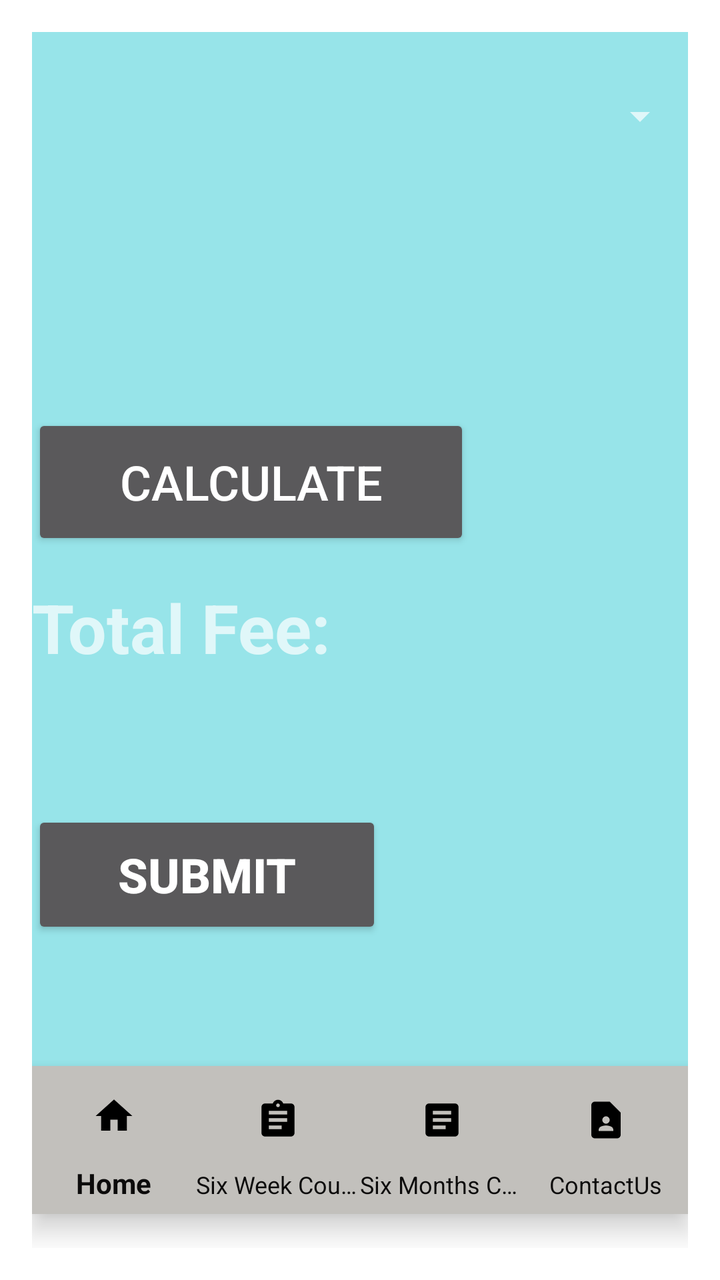
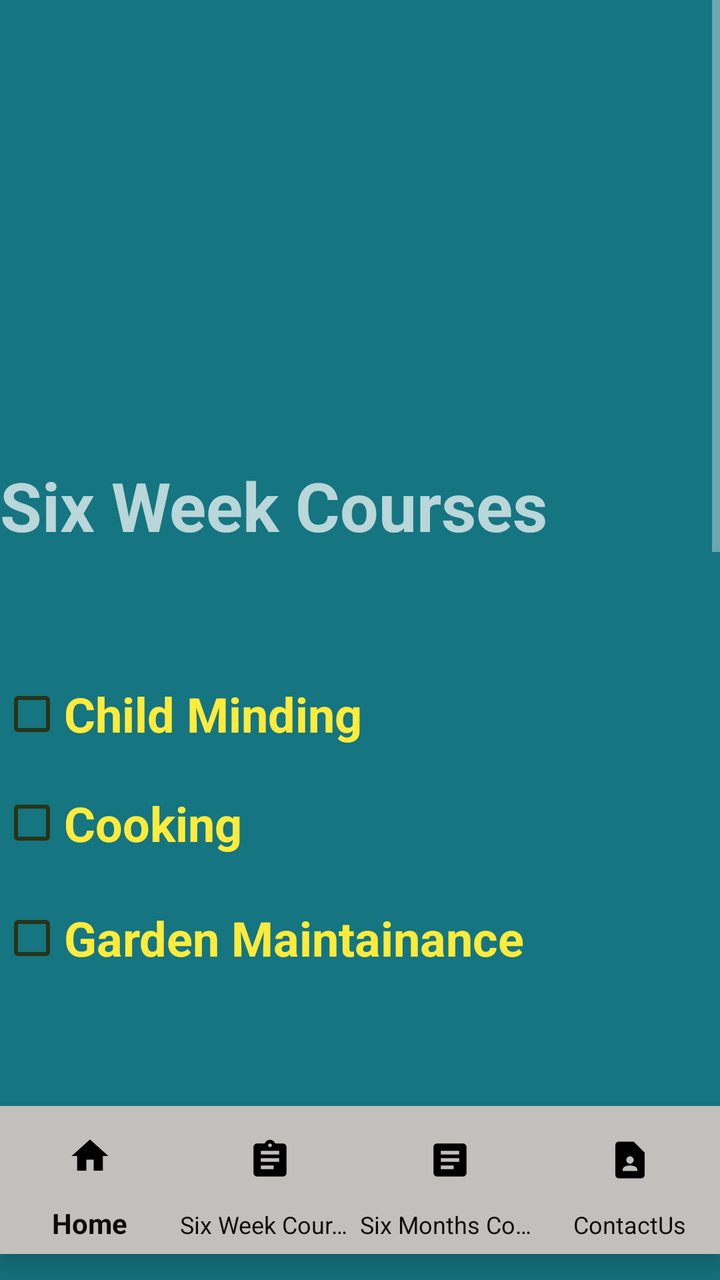

Screens rendered from an Android XML layout before and after an edit, with the pre-edit source and the edit as a unified diff.
<!-- AndroidManifest.xml: application theme Theme.AppCompat -->
<!-- res/layout/activity_checkout_page.xml -->
<?xml version="1.0" encoding="utf-8"?>
<RelativeLayout xmlns:android="http://schemas.android.com/apk/res/android"
    xmlns:app="http://schemas.android.com/apk/res-auto"
    xmlns:tools="http://schemas.android.com/tools"
    android:layout_width="match_parent"
    android:layout_height="match_parent"
    android:background="#FFFFFF"
    android:paddingLeft="16dp"
    android:paddingTop="16dp"
    android:paddingRight="16dp"
    android:paddingBottom="16dp"
    tools:context=".CheckoutPage">

    <FrameLayout
        android:id="@+id/container"
        android:layout_width="match_parent"
        android:layout_height="match_parent"
        android:layout_above="@id/bottomNav"
        android:background="#97e4e9" />
    <Spinner
        android:id="@+id/spinnerLevel"
        android:layout_width="377dp"
        android:layout_height="84dp"
        android:layout_marginBottom="16dp" />

    <Button
        android:id="@+id/calculateButton"
        android:layout_width="219dp"
        android:layout_height="68dp"
        android:layout_below="@id/spinnerLevel"
        android:layout_marginTop="91dp"
        android:text="Calculate"
        android:textSize="24sp" />

    <TextView
        android:id="@+id/totalFeeTextView"
        android:layout_width="wrap_content"
        android:layout_height="wrap_content"
        android:layout_below="@id/calculateButton"
        android:layout_marginTop="16dp"
        android:text="Total Fee: "
        android:textSize="34sp"
        android:textStyle="bold" />

    <Button
        android:id="@+id/submitButton"
        android:layout_width="175dp"
        android:layout_height="64dp"
        android:layout_below="@id/totalFeeTextView"
        android:layout_marginTop="69dp"
        android:text="Submit"
        android:textSize="24sp"
        android:textStyle="bold" />

    <Button
        android:id="@+id/backButton"
        android:layout_width="185dp"
        android:layout_height="65dp"
        android:layout_below="@id/submitButton"
        android:layout_marginTop="61dp"
        android:text="Back"
        android:textSize="24sp"
        android:textStyle="bold" />

    <Button
        android:id="@+id/nextButton"
        android:layout_width="180dp"
        android:layout_height="67dp"
        android:layout_below="@id/backButton"
        android:layout_marginTop="49dp"
        android:text="Next"
        android:textSize="24sp"
        android:textStyle="bold" />

    <com.google.android.material.bottomnavigation.BottomNavigationView
        android:id="@+id/bottomNav"
        android:layout_width="match_parent"
        android:layout_height="74dp"
        android:layout_alignParentBottom="true"
        android:layout_marginBottom="17dp"
        android:background="#c2c0bc"
        android:scrollIndicators="left"
        app:itemIconSize="38dp"
        app:itemIconTint="@color/black"
        app:itemTextColor="#0C0B0B"
        app:labelVisibilityMode="labeled"
        app:layout_constraintBottom_toBottomOf="parent"
        app:layout_constraintEnd_toEndOf="parent"
        app:layout_constraintHorizontal_bias="0.5"
        app:layout_constraintStart_toStartOf="parent"
        app:menu="@menu/nav_menu" />
</RelativeLayout>
<!-- resources referenced by this layout -->
<resources>
  <color name="black">#FF000000</color>
</resources>

<!-- the commit's change to res/layout/activity_checkout_page.xml (unified diff, before → after) -->
@@ -4,80 +4,107 @@
     xmlns:tools="http://schemas.android.com/tools"
     android:layout_width="match_parent"
     android:layout_height="match_parent"
-    android:background="#FFFFFF"
-    android:paddingLeft="16dp"
-    android:paddingTop="16dp"
-    android:paddingRight="16dp"
-    android:paddingBottom="16dp"
+    android:background="#157581"
     tools:context=".CheckoutPage">
 
-    <FrameLayout
-        android:id="@+id/container"
+    <ScrollView
+        android:id="@+id/scrollView2"
         android:layout_width="match_parent"
-        android:layout_height="match_parent"
-        android:layout_above="@id/bottomNav"
-        android:background="#97e4e9" />
-    <Spinner
-        android:id="@+id/spinnerLevel"
-        android:layout_width="377dp"
-        android:layout_height="84dp"
-        android:layout_marginBottom="16dp" />
+        android:layout_height="wrap_content"
+        android:layout_above="@+id/bottomNav"
+        android:layout_alignParentStart="true"
+        android:layout_alignParentTop="true"
+        android:layout_alignParentEnd="true"
+        android:layout_marginStart="0dp"
+        android:layout_marginTop="0dp"
+        android:layout_marginEnd="0dp"
+        android:layout_marginBottom="14dp"
+        android:background="#97E4E9"
+        android:fillViewport="true"
+        app:layout_constraintBottom_toBottomOf="parent"
+        app:layout_constraintEnd_toEndOf="parent"
+        app:layout_constraintHorizontal_bias="0.0"
+        app:layout_constraintStart_toStartOf="parent"
+        app:layout_constraintTop_toTopOf="parent"
+        app:layout_constraintVertical_bias="1.0">
 
-    <Button
-        android:id="@+id/calculateButton"
-        android:layout_width="219dp"
-        android:layout_height="68dp"
-        android:layout_below="@id/spinnerLevel"
-        android:layout_marginTop="91dp"
-        android:text="Calculate"
-        android:textSize="24sp" />
+        <FrameLayout
+            android:id="@+id/container"
+            android:layout_width="match_parent"
+            android:layout_height="match_parent"
+            android:layout_above="@id/bottomNav"
+            android:background="#157581">
 
-    <TextView
-        android:id="@+id/totalFeeTextView"
-        android:layout_width="wrap_content"
-        android:layout_height="wrap_content"
-        android:layout_below="@id/calculateButton"
-        android:layout_marginTop="16dp"
-        android:text="Total Fee: "
-        android:textSize="34sp"
-        android:textStyle="bold" />
+            <CheckBox
+                android:id="@+id/white"
+                android:layout_width="match_parent"
+                android:layout_height="54dp"
+                android:layout_marginTop="330dp"
+                android:buttonTint="#273516"
+                android:text="Child Minding"
+                android:textColor="#FFEB3B"
+                android:textSize="24sp"
+                android:textStyle="bold" />
 
-    <Button
-        android:id="@+id/submitButton"
-        android:layout_width="175dp"
-        android:layout_height="64dp"
-        android:layout_below="@id/totalFeeTextView"
-        android:layout_marginTop="69dp"
-        android:text="Submit"
-        android:textSize="24sp"
-        android:textStyle="bold" />
+            <CheckBox
+                android:id="@+id/blue"
+                android:layout_width="match_parent"
+                android:layout_height="63dp"
+                android:layout_marginTop="380dp"
+                android:buttonTint="#273516"
+                android:text="Cooking"
+                android:textColor="#FFEB3B"
+                android:textSize="24sp"
+                android:textStyle="bold" />
 
-    <Button
-        android:id="@+id/backButton"
-        android:layout_width="185dp"
-        android:layout_height="65dp"
-        android:layout_below="@id/submitButton"
-        android:layout_marginTop="61dp"
-        android:text="Back"
-        android:textSize="24sp"
-        android:textStyle="bold" />
+            <TextView
+                android:id="@+id/textView"
+                android:layout_width="match_parent"
+                android:layout_height="wrap_content"
+                android:layout_marginTop="230dp"
+                android:text="Six Week Courses"
+                android:textSize="34sp"
+                android:textStyle="bold" />
 
-    <Button
-        android:id="@+id/nextButton"
-        android:layout_width="180dp"
-        android:layout_height="67dp"
-        android:layout_below="@id/backButton"
-        android:layout_marginTop="49dp"
-        android:text="Next"
-        android:textSize="24sp"
-        android:textStyle="bold" />
+            <CheckBox
+                android:id="@+id/red"
+                android:layout_width="match_parent"
+                android:layout_height="58dp"
+                android:layout_marginTop="440dp"
+                android:buttonTint="#273516"
+                android:text="Garden Maintainance"
+                android:textColor="#FFEB3B"
+                android:textSize="24sp"
+                android:textStyle="bold" />
+
+            <Button
+                android:id="@+id/calculateResult"
+                android:layout_width="423dp"
+                android:layout_height="98dp"
+                android:layout_marginTop="830dp"
+                android:text="Calculate Result"
+                android:textSize="24sp"
+                android:textStyle="bold" />
+
+            <TextView
+                android:id="@+id/textViewDisplay"
+                android:layout_width="480dp"
+                android:layout_height="103dp"
+                android:layout_marginTop="950dp"
+                android:textColor="#000000"
+                android:textSize="24sp"
+                android:textStyle="bold" />
+
+
+        </FrameLayout>
+    </ScrollView>
 
     <com.google.android.material.bottomnavigation.BottomNavigationView
         android:id="@+id/bottomNav"
         android:layout_width="match_parent"
         android:layout_height="74dp"
         android:layout_alignParentBottom="true"
-        android:layout_marginBottom="17dp"
+        android:layout_marginBottom="13dp"
         android:background="#c2c0bc"
         android:scrollIndicators="left"
         app:itemIconSize="38dp"
